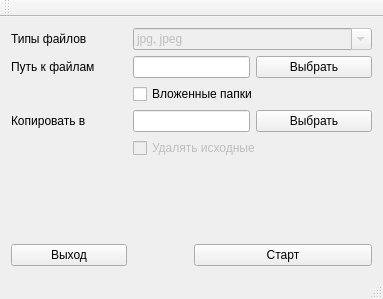
First picture: the form in mainwindow.ui, repository hgage2003/PhotoCopy, before the edit.
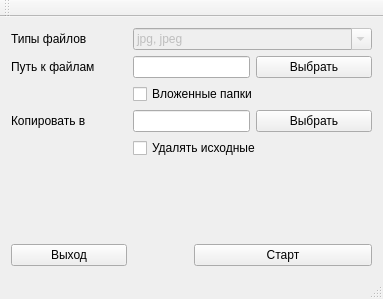
Second picture: the form after the edit.

What changed in the file:
```diff
--- a/mainwindow.ui
+++ b/mainwindow.ui
@@ -79,7 +79,7 @@
     <item row="4" column="2" colspan="3">
      <widget class="QCheckBox" name="cbDeleteSrcs">
       <property name="enabled">
-       <bool>false</bool>
+       <bool>true</bool>
       </property>
       <property name="text">
        <string>Удалять исходные</string>
```
